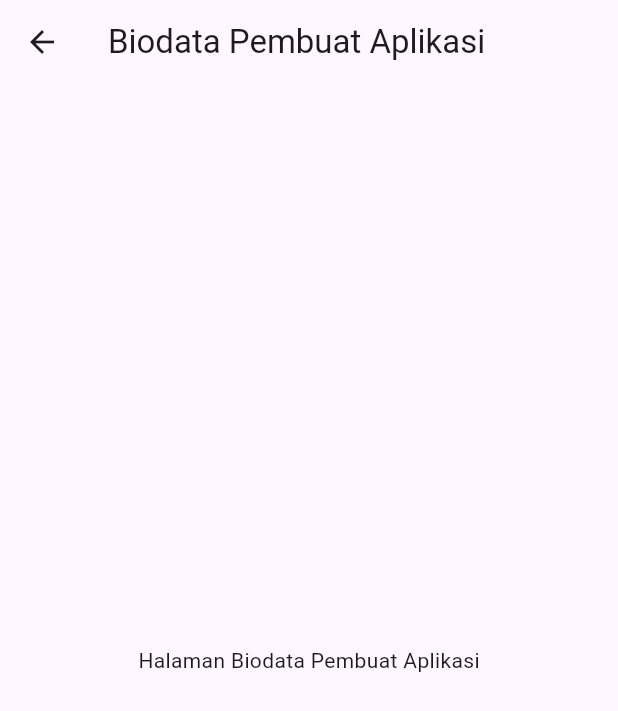
After one commit to ekomh170/dicoding_artikelku_flutter_mobile_pla, a Flutter app: the HalamanBiodataPembuatAplikasi screen opened by its route, on a phone screen of 412 x 824 dp. The commit adds this screen. Shown: the top 711 px of the screen. Run offline on Flutter 3.47's test engine with Material 3 defaults, Android fonts, the light colour scheme and no system bars.

Commit message:
membuat dasar halaman biodata pembuatan aplikasi & menyesuaikan routes pada main

```diff
--- /dev/null
+++ b/lib/halaman_biodata_pembuat_aplikasi.dart
@@ -0,0 +1,15 @@
+import 'package:flutter/material.dart';
+
+class HalamanBiodataPembuatAplikasi extends StatelessWidget {
+  @override
+  Widget build(BuildContext context) {
+    return Scaffold(
+      appBar: AppBar(
+        title: Text('Biodata Pembuat Aplikasi'),
+      ),
+      body: Center(
+        child: Text('Halaman Biodata Pembuat Aplikasi'),
+      ),
+    );
+  }
+}
--- a/lib/main.dart
+++ b/lib/main.dart
@@ -2,6 +2,7 @@ import 'package:flutter/material.dart';
 import 'halaman_utama_splash.dart';
 import 'halaman_artikel.dart';
 import 'halaman_detail_artikel.dart';
+import 'halaman_biodata_pembuat_aplikasi.dart';
 
 void main() {
   runApp(MyApp());
@@ -12,6 +13,7 @@ class MyApp extends StatelessWidget {
     '/': (context) => HalamanUtamaSplash(),
     '/artikel': (context) => HalamanArtikel(),
     '/detailArtikel': (context) => HalamanDetailArtikel(),
+    '/biodataPembuatAplikasi': (context) => HalamanBiodataPembuatAplikasi(),
   };
 
   @override
```
